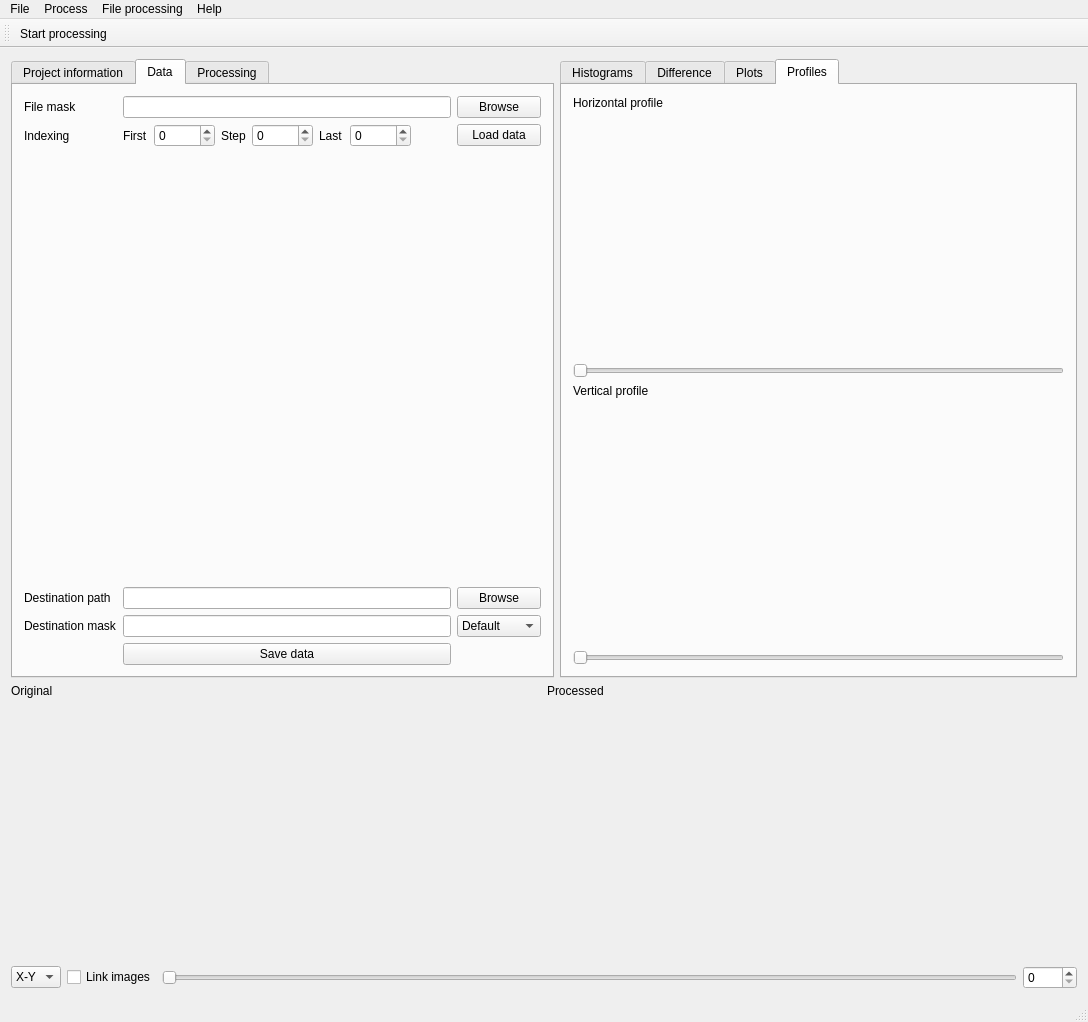
The window that applications/kiptool/src/kiptoolmainwindow.ui (neutronimaging/imagingsuite) describes before a commit, drawn with Qt 5.
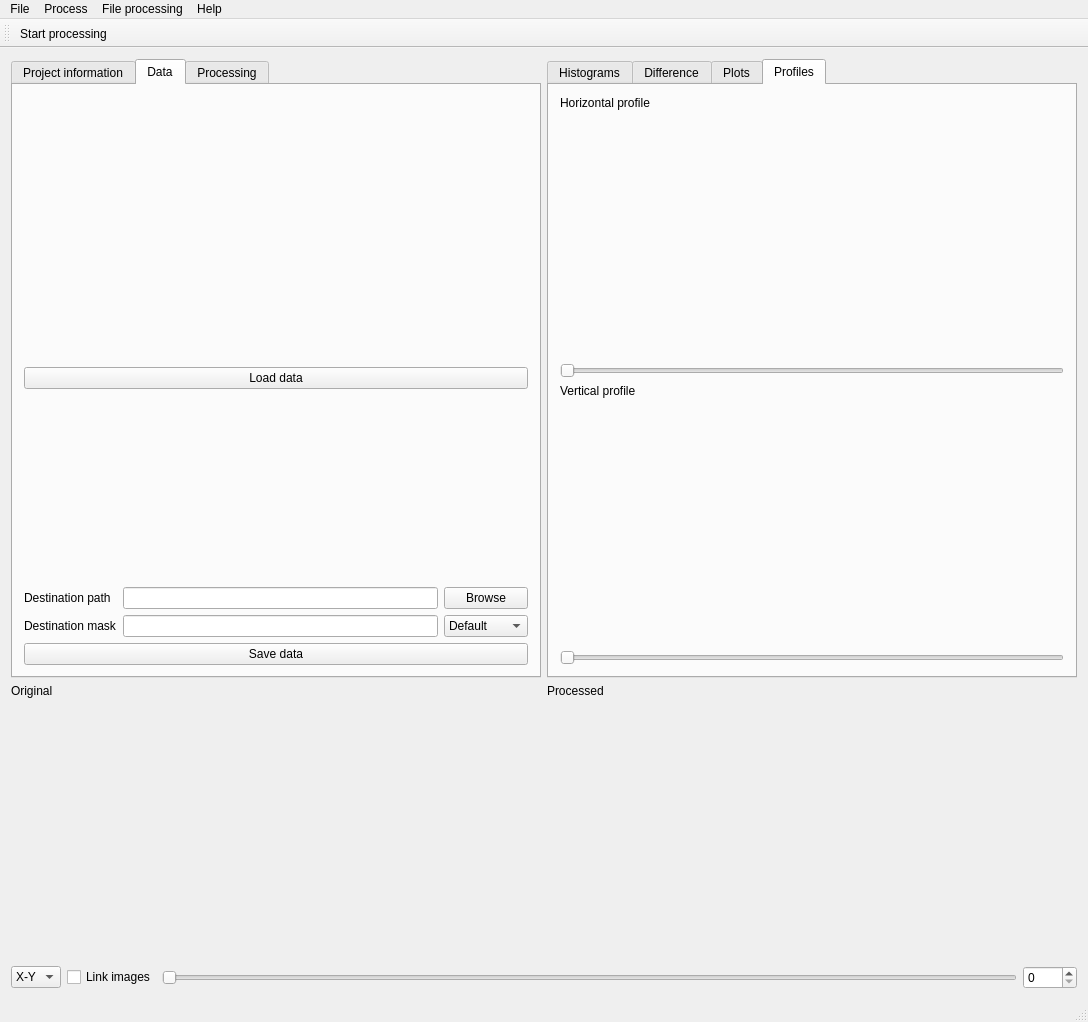
The same window after the commit. Custom widgets are drawn as their Qt base class.

Commit message: Added new reader form to kiptool. ROI still doesn't work.

The edit to the form file:
```diff
--- a/applications/kiptool/src/kiptoolmainwindow.ui
+++ b/applications/kiptool/src/kiptoolmainwindow.ui
@@ -91,80 +91,25 @@
            <attribute name="title">
             <string>Data</string>
            </attribute>
-           <layout class="QGridLayout" name="gridLayout">
-            <item row="4" column="3">
-             <widget class="QtAddons::uxROIWidget" name="roi_image" native="true">
+           <layout class="QVBoxLayout" name="verticalLayout_5">
+            <item>
+             <widget class="ReaderForm" name="widget_loadForm" native="true">
               <property name="minimumSize">
                <size>
-                <width>220</width>
-                <height>141</height>
+                <width>0</width>
+                <height>265</height>
                </size>
               </property>
              </widget>
             </item>
-            <item row="2" column="4">
+            <item>
              <widget class="QPushButton" name="button_loaddata">
               <property name="text">
                <string>Load data</string>
               </property>
              </widget>
             </item>
-            <item row="6" column="4">
-             <widget class="QPushButton" name="button_browsedestination">
-              <property name="text">
-               <string>Browse</string>
-              </property>
-             </widget>
-            </item>
-            <item row="7" column="4">
-             <widget class="QComboBox" name="combo_FileType">
-              <item>
-               <property name="text">
-                <string>Default</string>
-               </property>
-              </item>
-              <item>
-               <property name="text">
-                <string>8bit TIFF</string>
-               </property>
-              </item>
-              <item>
-               <property name="text">
-                <string>16bit TIFF</string>
-               </property>
-              </item>
-              <item>
-               <property name="text">
-                <string>float TIFF</string>
-               </property>
-              </item>
-             </widget>
-            </item>
-            <item row="0" column="3">
-             <widget class="QLineEdit" name="edit_datafilemask">
-              <property name="minimumSize">
-               <size>
-                <width>300</width>
-                <height>0</height>
-               </size>
-              </property>
-             </widget>
-            </item>
-            <item row="8" column="3">
-             <widget class="QPushButton" name="button_savedata">
-              <property name="text">
-               <string>Save data</string>
-              </property>
-             </widget>
-            </item>
-            <item row="7" column="0">
-             <widget class="QLabel" name="label_19">
-              <property name="text">
-               <string>Destination mask</string>
-              </property>
-             </widget>
-            </item>
-            <item row="5" column="0">
+            <item>
              <spacer name="verticalSpacer">
               <property name="orientation">
                <enum>Qt::Vertical</enum>
@@ -177,171 +122,68 @@
               </property>
              </spacer>
             </item>
-            <item row="6" column="0">
-             <widget class="QLabel" name="label_18">
-              <property name="text">
-               <string>Destination path</string>
-              </property>
-             </widget>
-            </item>
-            <item row="0" column="0">
-             <widget class="QLabel" name="label_9">
-              <property name="text">
-               <string>File mask</string>
-              </property>
-             </widget>
-            </item>
-            <item row="2" column="0">
-             <widget class="QLabel" name="label_14">
-              <property name="text">
-               <string>Indexing</string>
-              </property>
-             </widget>
-            </item>
-            <item row="2" column="3">
-             <layout class="QHBoxLayout" name="horizontalLayout_indexing">
-              <item>
-               <widget class="QLabel" name="label_16">
-                <property name="sizePolicy">
-                 <sizepolicy hsizetype="Maximum" vsizetype="Preferred">
-                  <horstretch>0</horstretch>
-                  <verstretch>0</verstretch>
-                 </sizepolicy>
-                </property>
-                <property name="minimumSize">
-                 <size>
-                  <width>25</width>
-                  <height>0</height>
-                 </size>
-                </property>
+            <item>
+             <layout class="QGridLayout" name="gridLayout">
+              <item row="0" column="1">
+               <widget class="QLineEdit" name="edit_destinationpath"/>
+              </item>
+              <item row="0" column="0">
+               <widget class="QLabel" name="label_18">
                 <property name="text">
-                 <string>First</string>
+                 <string>Destination path</string>
                 </property>
                </widget>
               </item>
-              <item>
-               <widget class="QSpinBox" name="spin_idxfirst">
-                <property name="sizePolicy">
-                 <sizepolicy hsizetype="Maximum" vsizetype="Fixed">
-                  <horstretch>0</horstretch>
-                  <verstretch>0</verstretch>
-                 </sizepolicy>
-                </property>
-                <property name="minimumSize">
-                 <size>
-                  <width>40</width>
-                  <height>0</height>
-                 </size>
-                </property>
-                <property name="maximum">
-                 <number>10000</number>
-                </property>
-               </widget>
-              </item>
-              <item>
-               <widget class="QLabel" name="label_15">
-                <property name="sizePolicy">
-                 <sizepolicy hsizetype="Maximum" vsizetype="Preferred">
-                  <horstretch>0</horstretch>
-                  <verstretch>0</verstretch>
-                 </sizepolicy>
-                </property>
-                <property name="minimumSize">
-                 <size>
-                  <width>25</width>
-                  <height>0</height>
-                 </size>
-                </property>
+              <item row="0" column="2">
+               <widget class="QPushButton" name="button_browsedestination">
                 <property name="text">
-                 <string>Step</string>
+                 <string>Browse</string>
                 </property>
                </widget>
               </item>
-              <item>
-               <widget class="QSpinBox" name="spin_idxstep">
-                <property name="sizePolicy">
-                 <sizepolicy hsizetype="Maximum" vsizetype="Fixed">
-                  <horstretch>0</horstretch>
-                  <verstretch>0</verstretch>
-                 </sizepolicy>
-                </property>
-                <property name="minimumSize">
-                 <size>
-                  <width>40</width>
-                  <height>0</height>
-                 </size>
-                </property>
-                <property name="maximum">
-                 <number>10000</number>
-                </property>
-               </widget>
-              </item>
-              <item>
-               <widget class="QLabel" name="label_17">
-                <property name="sizePolicy">
-                 <sizepolicy hsizetype="Maximum" vsizetype="Preferred">
-                  <horstretch>0</horstretch>
-                  <verstretch>0</verstretch>
-                 </sizepolicy>
-                </property>
-                <property name="minimumSize">
-                 <size>
-                  <width>25</width>
-                  <height>0</height>
-                 </size>
-                </property>
+              <item row="1" column="0">
+               <widget class="QLabel" name="label_19">
                 <property name="text">
-                 <string>Last</string>
+                 <string>Destination mask</string>
                 </property>
                </widget>
               </item>
-              <item>
-               <widget class="QSpinBox" name="spin_idxlast">
-                <property name="sizePolicy">
-                 <sizepolicy hsizetype="Maximum" vsizetype="Fixed">
-                  <horstretch>0</horstretch>
-                  <verstretch>0</verstretch>
-                 </sizepolicy>
-                </property>
-                <property name="minimumSize">
-                 <size>
-                  <width>40</width>
-                  <height>0</height>
-                 </size>
-                </property>
-                <property name="maximum">
-                 <number>10000</number>
-                </property>
-               </widget>
+              <item row="1" column="1">
+               <widget class="QLineEdit" name="edit_destinationmask"/>
               </item>
-              <item>
-               <spacer name="horizontalSpacer_indexing">
-                <property name="orientation">
-                 <enum>Qt::Horizontal</enum>
-                </property>
-                <property name="sizeHint" stdset="0">
-                 <size>
-                  <width>40</width>
-                  <height>20</height>
-                 </size>
-                </property>
-               </spacer>
+              <item row="1" column="2">
+               <widget class="QComboBox" name="combo_FileType">
+                <item>
+                 <property name="text">
+                  <string>Default</string>
+                 </property>
+                </item>
+                <item>
+                 <property name="text">
+                  <string>8bit TIFF</string>
+                 </property>
+                </item>
+                <item>
+                 <property name="text">
+                  <string>16bit TIFF</string>
+                 </property>
+                </item>
+                <item>
+                 <property name="text">
+                  <string>float TIFF</string>
+                 </property>
+                </item>
+               </widget>
               </item>
              </layout>
             </item>
-            <item row="0" column="4">
-             <widget class="QPushButton" name="button_browsedatapath">
+            <item>
+             <widget class="QPushButton" name="button_savedata">
               <property name="text">
-               <string>Browse</string>
+               <string>Save data</string>
               </property>
              </widget>
             </item>
-            <item row="6" column="3">
-             <widget class="QLineEdit" name="edit_destinationpath"/>
-            </item>
-            <item row="7" column="3">
-             <widget class="QLineEdit" name="edit_destinationmask"/>
-            </item>
            </layout>
           </widget>
           <widget class="QWidget" name="tab_7">
@@ -750,12 +592,6 @@
  </widget>
  <layoutdefault spacing="6" margin="11"/>
  <customwidgets>
-  <customwidget>
-   <class>QtAddons::PlotWidget</class>
-   <extends>QWidget</extends>
-   <header location="global">plotwidget.h</header>
-   <container>1</container>
-  </customwidget>
   <customwidget>
    <class>QtAddons::ImageViewerWidget</class>
    <extends>QWidget</extends>
@@ -772,13 +608,16 @@
    <container>1</container>
   </customwidget>
   <customwidget>
-   <class>QtAddons::uxROIWidget</class>
+   <class>ReaderForm</class>
    <extends>QWidget</extends>
-   <header location="global">uxroiwidget.h</header>
+   <header location="global">readerform.h</header>
    <container>1</container>
-   <slots>
-    <signal>valueChanged(int,int,int,int)</signal>
-   </slots>
+  </customwidget>
+  <customwidget>
+   <class>QtAddons::PlotWidget</class>
+   <extends>QWidget</extends>
+   <header location="global">plotwidget.h</header>
+   <container>1</container>
   </customwidget>
  </customwidgets>
  <resources/>
```
The commit also changes 12 other files.
